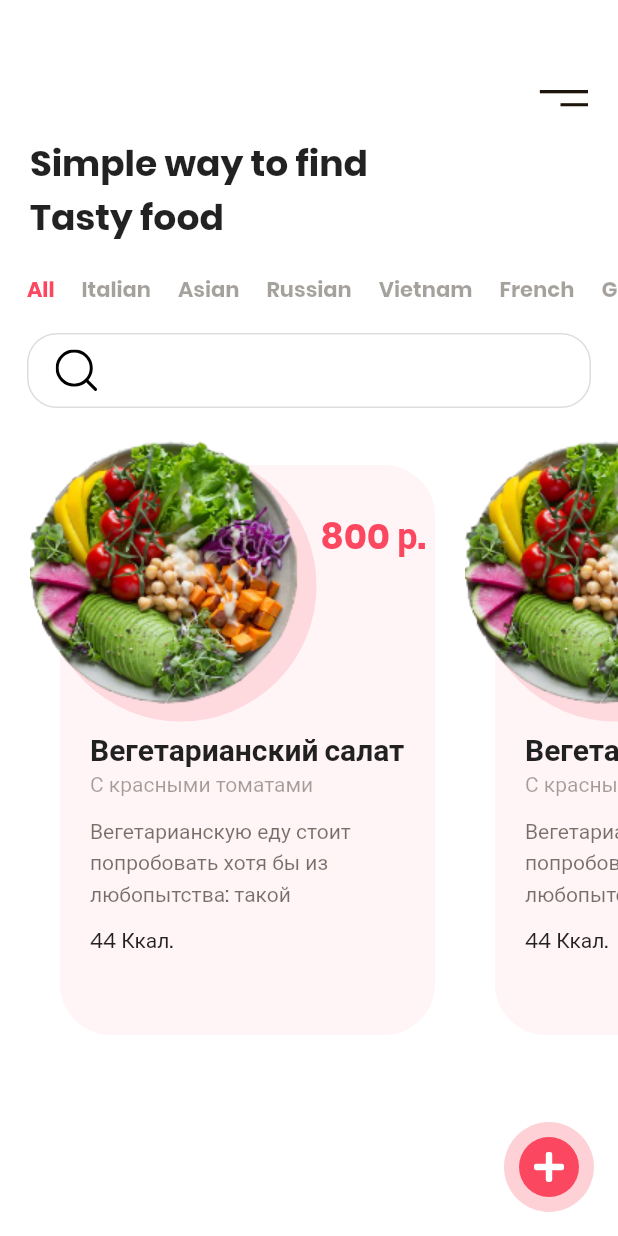
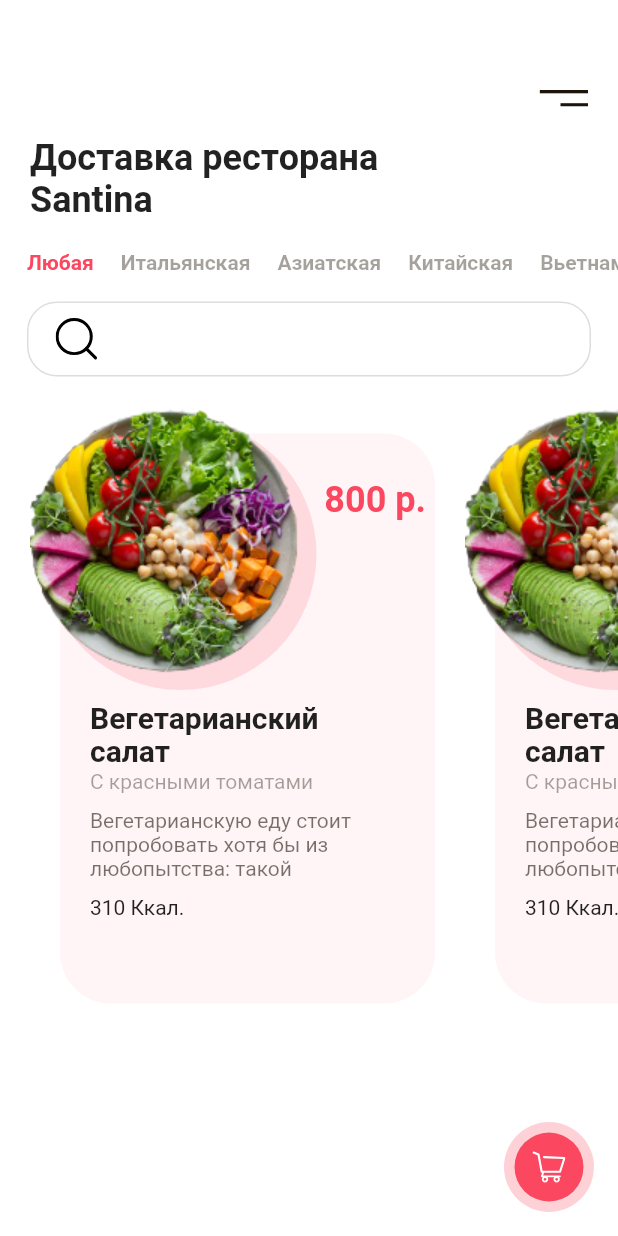
Before and after one commit to sergeykondr/food_app_ui, a Flutter app: the screen it shows after launch, on a phone screen of 412 x 824 dp. Run offline on Flutter 3.47's test engine with Material 2 defaults, Android fonts, the phone set to English and light mode, and no system bars; our stand-ins replace flutter_svg.

Commit message:
add font

```diff
--- a/lib/main.dart
+++ b/lib/main.dart
@@ -5,14 +5,13 @@ import 'package:food_app_ui/constants.dart';
 void main() => runApp(MyApp());
 
 class MyApp extends StatelessWidget {
-
   @override
   Widget build(BuildContext context) {
     return MaterialApp(
       debugShowCheckedModeBanner: false,
       title: 'Flutter Demo',
       theme: ThemeData(
-        fontFamily: "Poppins",
+        fontFamily: "Roboto",
         scaffoldBackgroundColor: kWhiteColor,
         primaryColor: kPrimaryColor,
         textTheme: TextTheme(
@@ -44,19 +43,19 @@ class HomeScreen extends StatelessWidget {
         Padding(
           padding: const EdgeInsets.all(20),
           child: Container(
-            child: Text("Simple way to find \nTasty food", style: Theme.of(context).textTheme.headline5,)),
+            child: Text("Доставка ресторана \nSantina", style: Theme.of(context).textTheme.headline5,)),
         ),
         SingleChildScrollView(
           scrollDirection: Axis.horizontal,
           child: Row(
             children: [
-            CategoryTitle(title: 'All', active: true,),
-            CategoryTitle(title: 'Italian'),
-            CategoryTitle(title: 'Asian'),
-            CategoryTitle(title: 'Russian'),
-            CategoryTitle(title: 'Vietnam'),
-            CategoryTitle(title: 'French'),
-            CategoryTitle(title: 'Germany'),
+            CategoryTitle(title: 'Любая', active: true,),
+            CategoryTitle(title: 'Итальянская'),
+            CategoryTitle(title: 'Азиатская'),
+            CategoryTitle(title: 'Китайская'),
+            CategoryTitle(title: 'Вьетнамская'),
+            CategoryTitle(title: 'Французская'),
+            CategoryTitle(title: 'Немецкая'),
           ],),
         ),
         Container(
@@ -77,7 +76,7 @@ class HomeScreen extends StatelessWidget {
             children: [
               FoodCard(
                 title: 'Вегетарианский салат',
-                calories: 44,
+                calories: 310,
                 image: 'assets/images/image_1.png',
                 description: 'Вегетарианскую еду стоит попробовать хотя бы из любопытства: такой эксперимент не только разнообразит привычный рацион, но и сэкономит время: завтрак из ржаных тостов с авокадо',
                 ingredient: 'С красными томатами',
@@ -85,7 +84,7 @@ class HomeScreen extends StatelessWidget {
               ),
               FoodCard(
                 title: 'Вегетарианский салат',
-                calories: 44,
+                calories: 310,
                 image: 'assets/images/image_1.png',
                 description: 'Вегетарианскую еду стоит попробовать хотя бы из любопытства: такой эксперимент не только разнообразит привычный рацион, но и сэкономит время: завтрак из ржаных тостов с авокадо',
                 ingredient: 'С красными томатами',
@@ -93,7 +92,7 @@ class HomeScreen extends StatelessWidget {
               ),
               FoodCard(
                 title: 'Вегетарианский салат',
-                calories: 44,
+                calories: 310,
                 image: 'assets/images/image_1.png',
                 description: 'Вегетарианскую еду стоит попробовать хотя бы из любопытства: такой эксперимент не только разнообразит привычный рацион, но и сэкономит время: завтрак из ржаных тостов с авокадо',
                 ingredient: 'С красными томатами',
@@ -106,7 +105,7 @@ class HomeScreen extends StatelessWidget {
 
       ],),
       floatingActionButton: Container(
-        padding: EdgeInsets.all(10),
+        padding: EdgeInsets.all(7),
         height: 60,
         width: 60,
         decoration: BoxDecoration(
@@ -114,12 +113,12 @@ class HomeScreen extends StatelessWidget {
           color: kPrimaryColor.withOpacity(.25)
         ),
         child:  Container(
-          padding: EdgeInsets.all(10),
+          padding: EdgeInsets.all(12),
           decoration: BoxDecoration(
             shape: BoxShape.circle,
             color: kPrimaryColor
           ),
-          child: SvgPicture.asset('assets/icons/plus.svg'),
+          child: SvgPicture.asset('assets/icons/cart.svg', color: Colors.white,),
         ),
       ),
     );
@@ -149,7 +148,6 @@ class FoodCard extends StatelessWidget {
           Positioned(
             right: 0,
             bottom: 0,
-
             child: Container(
               height: 380,
               width: 250,
```
Also changed, not shown: pubspec.yaml (+7 -0 lines), assets/fonts/Roboto/Roboto-Bold.ttf (added), assets/fonts/Roboto/Roboto-Medium.ttf (added), assets/fonts/Roboto/Roboto-Regular.ttf (added), assets/icons/bag.svg, assets/icons/cart.svg (added).
